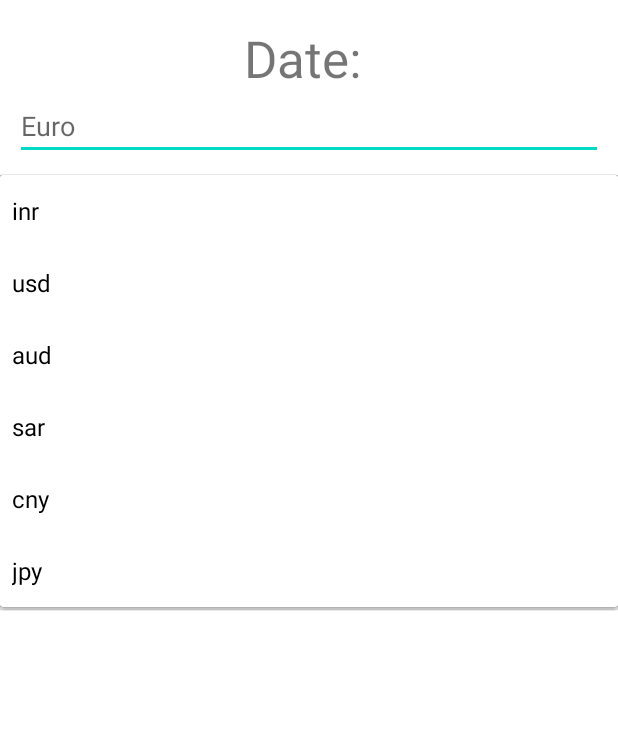
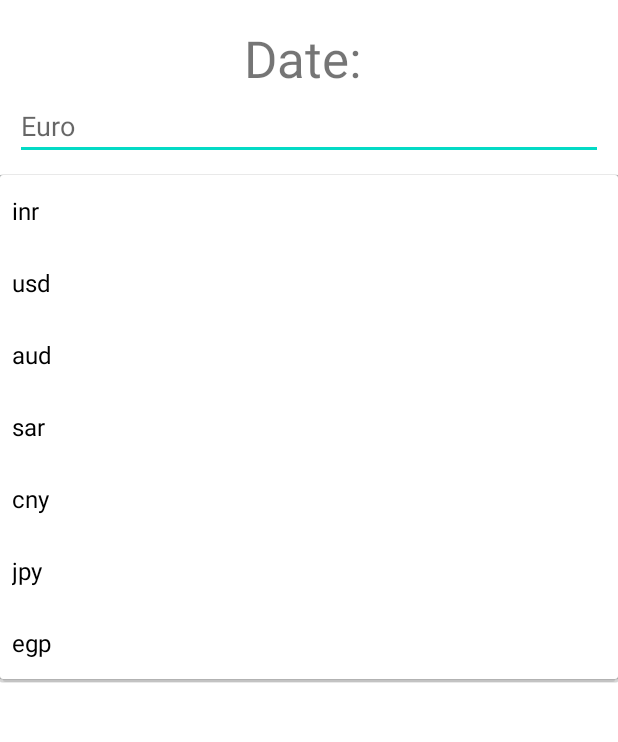
Before and after one commit to AreejAliIT/CurrencyConverterApp, an Android app: the screen it shows after launch (MainActivity), after a tap on "inr", on a phone screen of 412 x 824 dp, the part 132-874 px from its top. Run offline under Robolectric (Android 15) with nearby library versions, the phone set to English and light mode, and no system bars.

Commit message:
add singletone

```diff
--- a/app/src/main/java/com/example/currencyconverterapp/APIClient.kt
+++ b/app/src/main/java/com/example/currencyconverterapp/APIClient.kt
@@ -10,7 +10,7 @@ class APIClient {
 
     fun getClient(): Retrofit? {
         retrofit = Retrofit.Builder()
-            .baseUrl(" https://cdn.jsdelivr.net/gh/fawazahmed0/currency-api@1/latest/currencies/")
+            .baseUrl(Constants.URL)
             .addConverterFactory(GsonConverterFactory.create())
             .build()
         return retrofit
--- a/app/src/main/java/com/example/currencyconverterapp/APIInterface.kt
+++ b/app/src/main/java/com/example/currencyconverterapp/APIInterface.kt
@@ -7,7 +7,5 @@ interface APIInterface {
     @GET("eur.json")
     fun getPrices(): Call<PriceData?>?
 
-//    @GET("eur.json")
-//    fun getAll(): Call<PriceData.Prices>?
 
 }
--- /dev/null
+++ b/app/src/main/java/com/example/currencyconverterapp/Cons.kt
@@ -0,0 +1,6 @@
+package com.example.currencyconverterapp
+
+object Constants {
+    const val URL = "https://cdn.jsdelivr.net/gh/fawazahmed0/currency-api@1/latest/currencies/"
+    val CURRENCY_ARRAY = arrayListOf("inr", "usd", "aud", "sar", "cny", "jpy","egp")
+}
--- a/app/src/main/java/com/example/currencyconverterapp/MainActivity.kt
+++ b/app/src/main/java/com/example/currencyconverterapp/MainActivity.kt
@@ -10,7 +10,9 @@ import retrofit2.Callback
 import retrofit2.Response
 
 class MainActivity : AppCompatActivity() , AdapterView.OnItemSelectedListener {
-    var currencies = arrayOf("inr", "usd", "aud","sar","cny","jpy")
+    // singletone
+    var currencies = Constants.CURRENCY_ARRAY
+
     lateinit var spinner : Spinner
     lateinit var btn : Button
     lateinit var input : EditText
@@ -38,7 +40,6 @@ class MainActivity : AppCompatActivity() , AdapterView.OnItemSelectedListener {
         spinner!!.setAdapter(array_adapter)
 
         //  ------------ API CALL------------------
-
          btn.setOnClickListener{
                 callAPI()
             }
@@ -47,7 +48,6 @@ class MainActivity : AppCompatActivity() , AdapterView.OnItemSelectedListener {
     private fun disp(calc: Double) {
         tvResult.text = "result " + calc
     }
-
     private fun calc(cur: Double?, num: Double): Double {
         var r = 0.0
         if ( cur != null) {
@@ -55,18 +55,16 @@ class MainActivity : AppCompatActivity() , AdapterView.OnItemSelectedListener {
         }
         return r
     }
+
     override fun onItemSelected(parent: AdapterView<*>?, view: View?, position: Int, id: Long) {
         selected = position
     }
-
     override fun onNothingSelected(parent: AdapterView<*>?) {
     }
+
     fun callAPI(){
-
         val apiInterface = APIClient().getClient()?.create(APIInterface::class.java)
-
         val call: Call<PriceData?>? = apiInterface!!.getPrices()
-
         call?.enqueue(object : Callback<PriceData?> {
             override fun onResponse(call: Call<PriceData?>?, response: Response<PriceData?>
             ) {
```
